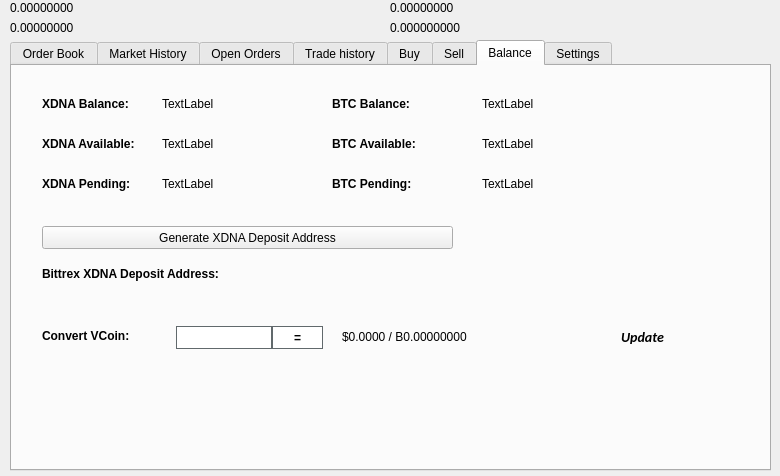
First picture: the form in src/qt/forms/tradingdialog.ui, repository BitFriday/vidividi, before the edit.
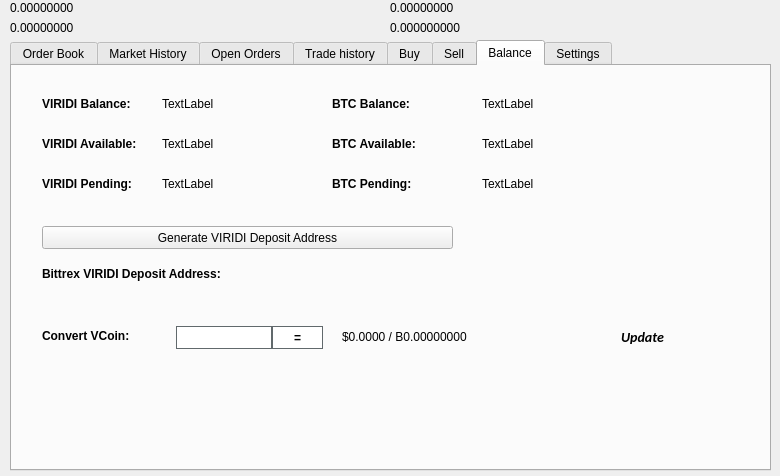
Second picture: the form after the edit. The open tabs and pages were chosen to show the change. Icons and pictures are not drawn.

Diff of the .ui file:
```diff
--- a/src/qt/forms/tradingdialog.ui
+++ b/src/qt/forms/tradingdialog.ui
@@ -2762,7 +2762,7 @@
       </font>
      </property>
      <property name="text">
-      <string>XDNA Balance:</string>
+      <string>VIRIDI Balance:</string>
      </property>
     </widget>
     <widget class="QLabel" name="label_12">
@@ -2813,7 +2813,7 @@
       </font>
      </property>
      <property name="text">
-      <string>XDNA Available:</string>
+      <string>VIRIDI Available:</string>
      </property>
     </widget>
     <widget class="QLabel" name="label_14">
@@ -2832,7 +2832,7 @@
       </font>
      </property>
      <property name="text">
-      <string>XDNA Pending:</string>
+      <string>VIRIDI Pending:</string>
      </property>
     </widget>
     <widget class="QLabel" name="XDNAPendingLabel">
@@ -2928,7 +2928,7 @@
       </font>
      </property>
      <property name="text">
-      <string>Bittrex XDNA Deposit Address:</string>
+      <string>Bittrex VIRIDI Deposit Address:</string>
      </property>
     </widget>
     <widget class="QPushButton" name="GenDepositBTN">
@@ -2941,7 +2941,7 @@
       </rect>
      </property>
      <property name="text">
-      <string>Generate XDNA Deposit Address</string>
+      <string>Generate VIRIDI Deposit Address</string>
      </property>
      <property name="icon">
       <iconset resource="../xdna.qrc">
```
Left out of the diff: 12 changed lines with no effect on the pictures.
